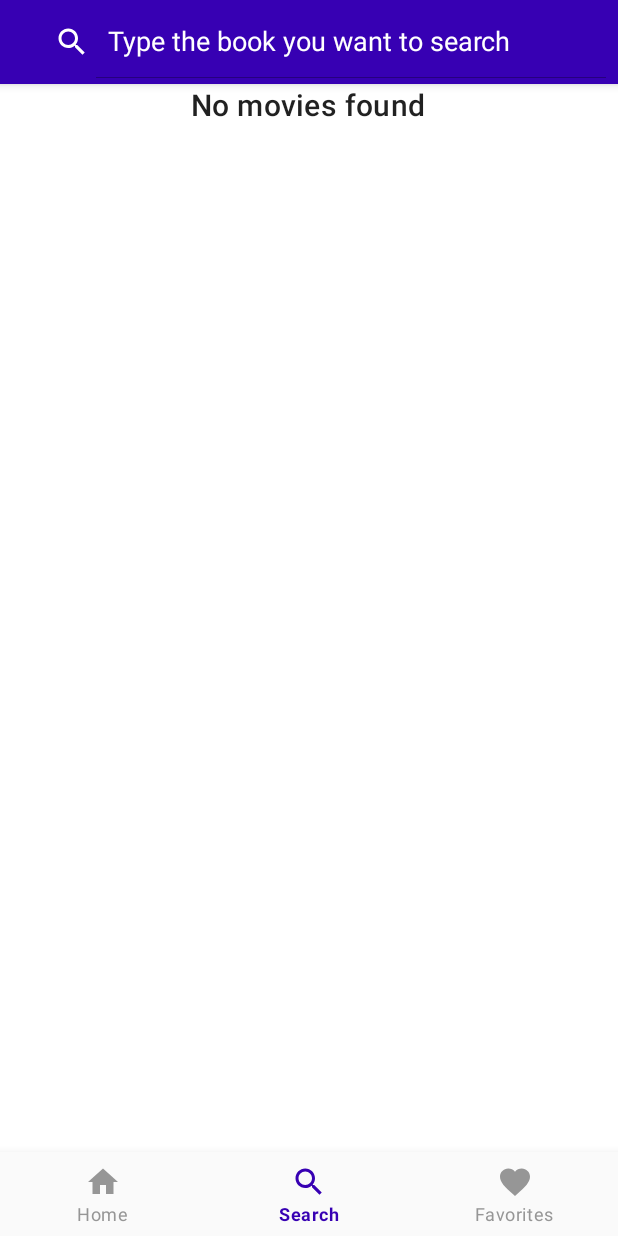
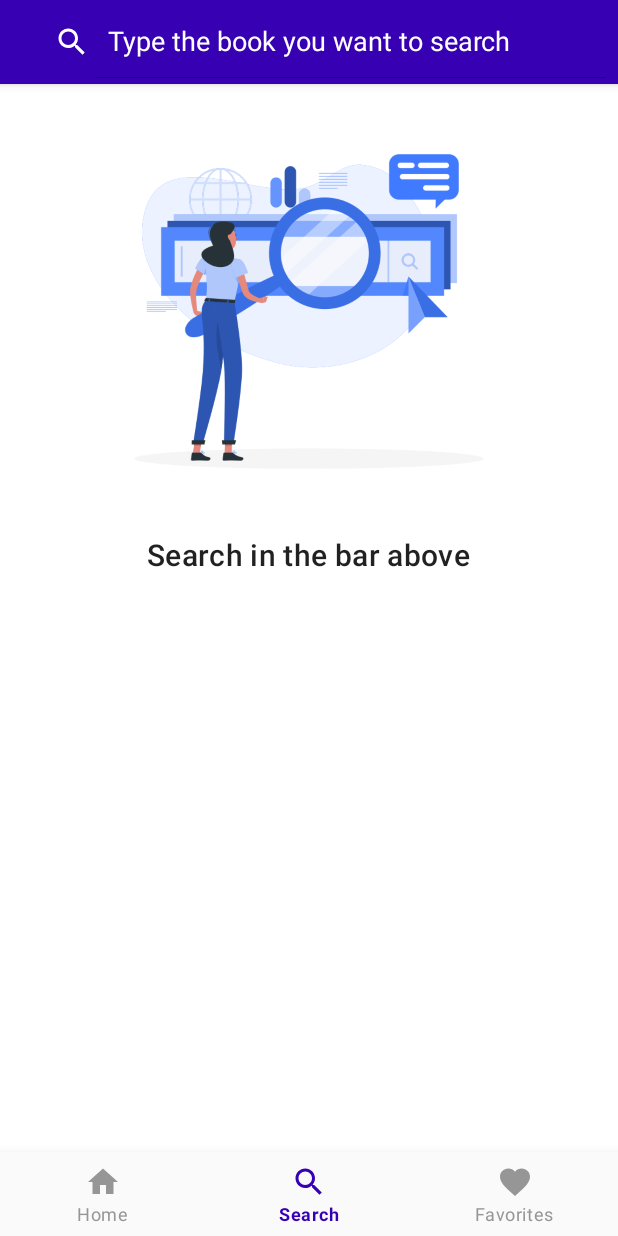
Before and after one commit to NathanfsSeph/TheMovieDatabase, an Android app: the SearchFragment screen opened through its navigation route, on a phone screen of 412 x 824 dp. Run offline under Robolectric (Android 15) with nearby library versions, the phone set to English and light mode, and no system bars; our stand-ins replace navigation-ui; pictures from the network do not load.

Commit message:
Ajustes Layout de Busca

```diff
--- a/app/src/main/java/com/nathan/themoviedatabase/presentation/main/MainViewModel.kt
+++ b/app/src/main/java/com/nathan/themoviedatabase/presentation/main/MainViewModel.kt
@@ -116,7 +116,10 @@ class MainViewModel(
                         }
 
                         _searchScreenState.value = _searchScreenState.value?.copy(
-                            foundMovies = movies
+                            foundMovies = movies,
+                            isDefaultStateVisible = false,
+                            isEmptyStateVisible = movies.isEmpty(),
+                            isNonEmptyStateVisible = movies.isNotEmpty()
                         )
                     }
                 }
--- a/app/src/main/java/com/nathan/themoviedatabase/presentation/main/ScreenStates.kt
+++ b/app/src/main/java/com/nathan/themoviedatabase/presentation/main/ScreenStates.kt
@@ -8,5 +8,7 @@ data class MainScreenState(
 
 data class SearchScreenState(
     val foundMovies: List<Movie> = listOf(),
-    val isEmptyStateVisible : Boolean = true
+    val isDefaultStateVisible : Boolean = true,
+    val isEmptyStateVisible : Boolean = false,
+    val isNonEmptyStateVisible : Boolean = false
 )
--- a/app/src/main/java/com/nathan/themoviedatabase/presentation/main/fragments/SearchFragment.kt
+++ b/app/src/main/java/com/nathan/themoviedatabase/presentation/main/fragments/SearchFragment.kt
@@ -7,6 +7,7 @@ import android.view.ViewGroup
 import android.widget.EditText
 import android.widget.Toast
 import androidx.appcompat.widget.SearchView
+import androidx.core.view.isVisible
 import androidx.fragment.app.Fragment
 import androidx.navigation.fragment.findNavController
 import com.nathan.themoviedatabase.R
@@ -40,6 +41,9 @@ class SearchFragment : Fragment(), OnMovieListener {
     private fun setupObservers() {
         viewModel.searchScreenState.observe(viewLifecycleOwner) {
             it?.let {
+                defaultState.isVisible = it.isDefaultStateVisible
+                emptyState.isVisible = it.isEmptyStateVisible
+                nonEmptyState.isVisible = it.isNonEmptyStateVisible
                 adapter.updateDataSet(it.foundMovies)
             }
         }
--- a/app/src/main/res/layout/fragment_search.xml
+++ b/app/src/main/res/layout/fragment_search.xml
@@ -43,10 +43,38 @@
             android:clipToPadding="false"
             android:orientation="vertical">
 
-            <FrameLayout
+            <LinearLayout
+                android:id="@+id/defaultState"
+                android:layout_width="match_parent"
+                android:layout_height="wrap_content"
+                android:orientation="vertical"
+                android:visibility="gone">
+
+                <androidx.appcompat.widget.AppCompatImageView
+                    android:layout_width="match_parent"
+                    android:layout_height="300dp"
+                    app:srcCompat="@drawable/imagery_searching"/>
+
+                <androidx.appcompat.widget.AppCompatTextView
+                    android:layout_width="wrap_content"
+                    android:layout_height="wrap_content"
+                    android:layout_gravity="center"
+                    android:text="@string/search_on_bar"
+                    android:textAppearance="@style/TextAppearance.MaterialComponents.Headline6" />
+
+            </LinearLayout>
+
+            <LinearLayout
                 android:id="@+id/emptyState"
                 android:layout_width="match_parent"
-                android:layout_height="wrap_content">
+                android:layout_height="wrap_content"
+                android:orientation="vertical"
+                android:visibility="gone">
+
+                <androidx.appcompat.widget.AppCompatImageView
+                    android:layout_width="match_parent"
+                    android:layout_height="300dp"
+                    app:srcCompat="@drawable/imagery_searching"/>
 
                 <androidx.appcompat.widget.AppCompatTextView
                     android:layout_width="wrap_content"
@@ -55,7 +83,7 @@
                     android:text="@string/no_movies_found"
                     android:textAppearance="@style/TextAppearance.MaterialComponents.Headline6" />
 
-            </FrameLayout>
+            </LinearLayout>
 
             <FrameLayout
                 android:id="@+id/nonEmptyState"
--- a/app/src/main/res/values/strings.xml
+++ b/app/src/main/res/values/strings.xml
@@ -4,5 +4,6 @@
     <string name="hello_blank_fragment">Hello blank fragment</string>
     <string name="confirm">Confirm</string>
     <string name="no_movies_found">No movies found</string>
+    <string name="search_on_bar">Search in the bar above</string>
     <string name="movies_search">Type the book you want to search</string>
 </resources>
```
Also changed, not shown: app/src/main/res/layout/list_item_movie.xml (+12 -9 lines), app/src/main/res/drawable/imagery_searching.png (added).
